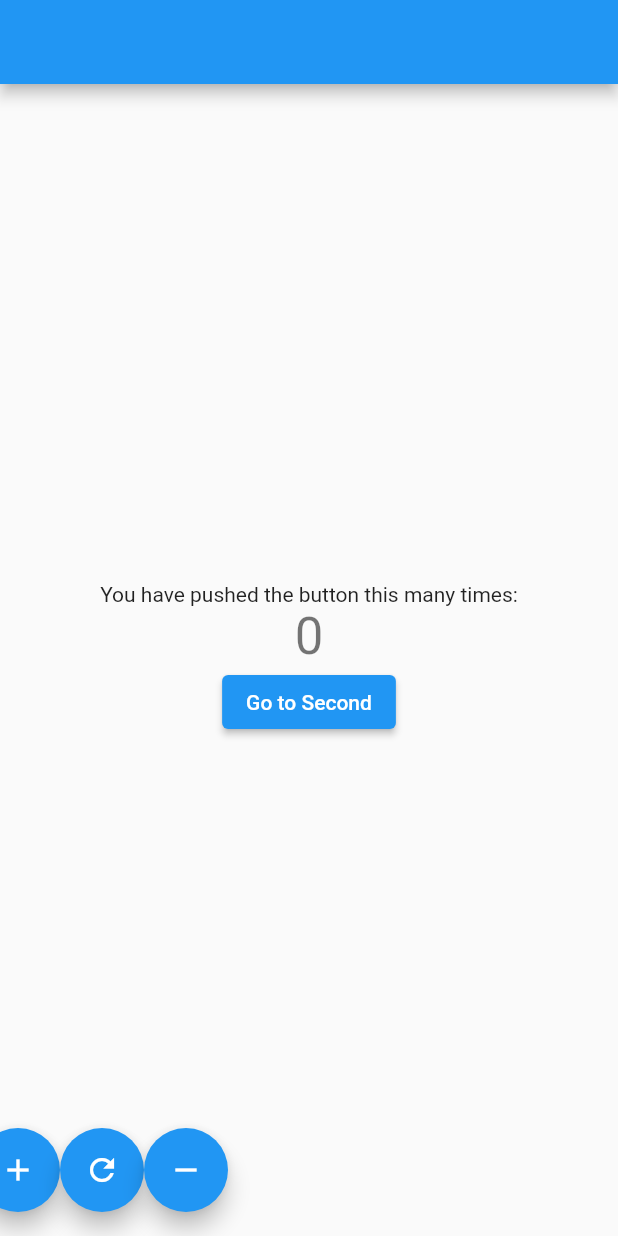
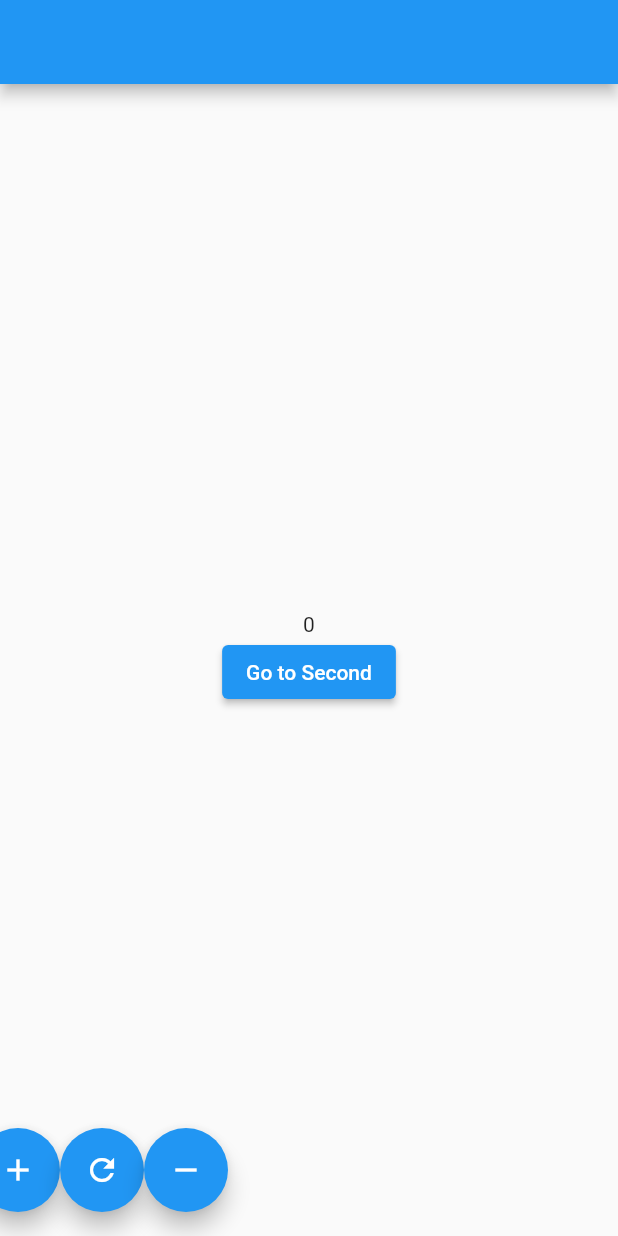
Before and after one commit to abdul-karim007/Provider-Practice, a Flutter app: the screen it shows after launch, on a phone screen of 412 x 824 dp. Run offline on Flutter 3.47's test engine with Material 2 defaults, Android fonts, the phone set to English and light mode, and no system bars.

Commit message:
Practice of Provider-Flutter

```diff
--- a/lib/screens/HomePage.dart
+++ b/lib/screens/HomePage.dart
@@ -1,28 +1,26 @@
 import 'package:flutter/material.dart';
 import 'package:prov_pract1/providers/CounterProvider.dart';
 import 'package:provider/provider.dart';
-
 
 class MyHomePage extends StatelessWidget {
   const MyHomePage({super.key});
 
   @override
   Widget build(BuildContext context) {
+    print('Build');
     return Scaffold(
-      appBar: AppBar(
-      ),
+      appBar: AppBar(),
       body: Center(
         child: Column(
           mainAxisAlignment: MainAxisAlignment.center,
           children: <Widget>[
-            const Text(
-              'You have pushed the button this many times:',
+            Consumer<CounterProvider>(
+                builder: (context, val, child) => Text(val.counter.toString())),
+            ElevatedButton(
+              onPressed: () => Provider.of<CounterProvider>(context, listen: false)
+                  .navigate(context, '/second'),
+              child: Text('Go to Second'),
             ),
-            Text(
-              "${context.watch<CounterProvider>().counter}",
-              style: Theme.of(context).textTheme.headline4,
-            ),
-            ElevatedButton(onPressed: () => context.read<CounterProvider>().navigate(context, '/second'), child: Text('Go to Second'))
           ],
         ),
       ),
@@ -30,17 +28,17 @@ class MyHomePage extends StatelessWidget {
         children: [
           FloatingActionButton(
             heroTag: null,
-            onPressed: () => context.read<CounterProvider>().increment(),
+            onPressed: () => Provider.of<CounterProvider>(context, listen: false).increment(),
             child: const Icon(Icons.add),
           ),
           FloatingActionButton(
             heroTag: null,
-            onPressed: () => context.read<CounterProvider>().reset(),
+            onPressed: () => Provider.of<CounterProvider>(context, listen: false).reset(),
             child: const Icon(Icons.refresh_sharp),
           ),
           FloatingActionButton(
             heroTag: null,
-            onPressed: () => context.read<CounterProvider>().decrement(),
+            onPressed: () => Provider.of<CounterProvider>(context, listen: false).decrement(),
             child: const Icon(Icons.remove),
           ),
         ],
--- a/lib/screens/SecondScreen.dart
+++ b/lib/screens/SecondScreen.dart
@@ -14,7 +14,7 @@ class _SecondScreenState extends State<SecondScreen> {
   @override
   Widget build(BuildContext context) {
     return Scaffold(
-        body: Center(child: Text(context.read<SecondProvider>().title),),
+        body: Center(child: Text(Provider.of<SecondProvider>(context).title),),
     );
   }
 }
```
